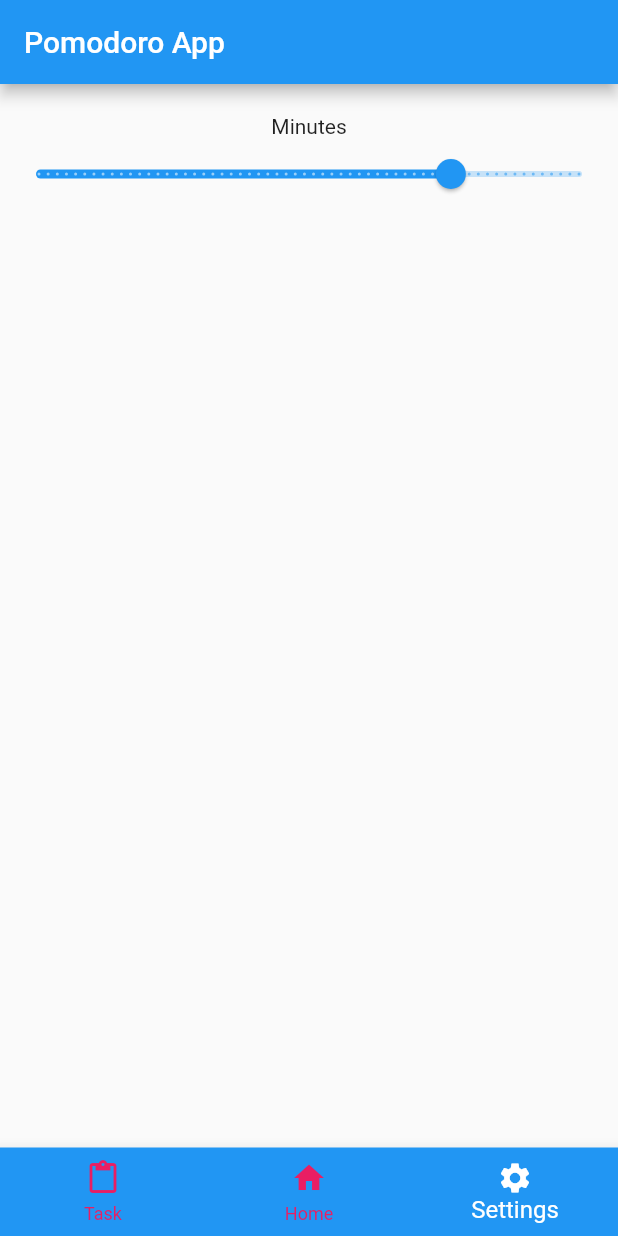
After one commit to himanshuchanchad/PomodoroApp, a Flutter app: the screen it shows after launch, item 3 of the bottom bar chosen, on a phone screen of 412 x 824 dp. The commit adds this screen. Run offline on Flutter 3.47's test engine with Material 2 defaults, Android fonts, the phone set to English and light mode, and no system bars.

Commit message:
added settings screen.

```diff
--- a/lib/main.dart
+++ b/lib/main.dart
@@ -2,6 +2,8 @@ import 'package:flutter/material.dart';
 import 'package:flutter/services.dart';
 
 import './screen/home_screen.dart';
+import './screen/settings.dart';
+import './screen/task_screeen.dart';
 
 void main() {
   runApp(MyApp());
@@ -14,6 +16,9 @@ class MyApp extends StatefulWidget {
 
 class _MyAppState extends State<MyApp> {
   int _selectedIndex = 1;
+  int minuteVal;
+  var screen = [TaskScreen(), HomeScreen(), Settings()];
+
   void _onItemTapped(int index) {
     setState(() {
       _selectedIndex = index;
@@ -22,14 +27,23 @@ class _MyAppState extends State<MyApp> {
 
   @override
   Widget build(BuildContext context) {
-     SystemChrome.setPreferredOrientations(
-    [DeviceOrientation.portraitUp, DeviceOrientation.portraitDown]);
+    SystemChrome.setPreferredOrientations(
+        [DeviceOrientation.portraitUp, DeviceOrientation.portraitDown]);
     return MaterialApp(
+      theme: ThemeData(
+        primarySwatch: Colors.blue,
+        primaryColor: Colors.blue,
+        accentColor: Colors.white,
+        primaryTextTheme: TextTheme(
+          headline6:
+              TextStyle(backgroundColor: Colors.blue, color: Colors.white),
+        ),
+      ),
       home: Scaffold(
         appBar: AppBar(
           title: Text("Pomodoro App"),
         ),
-        body: HomeScreen(),
+        body: screen[_selectedIndex],
         bottomNavigationBar: BottomNavigationBar(
           items: <BottomNavigationBarItem>[
             BottomNavigationBarItem(
--- /dev/null
+++ b/lib/screen/settings.dart
@@ -0,0 +1,46 @@
+import 'package:flutter/material.dart';
+
+class Settings extends StatefulWidget {
+  // int minuteVal;
+  @override
+  _SettingsState createState() => _SettingsState();
+
+  // Settings(this.minuteVal);
+}
+
+class _SettingsState extends State<Settings> {
+  int minuteValue = 45;
+  @override
+  Widget build(BuildContext context) {
+    return Container(
+      child: Column(
+        mainAxisAlignment: MainAxisAlignment.start,
+        children: <Widget>[
+          SizedBox(
+            height: 20,
+          ),
+          Container(
+            child: Text("Minutes"),
+          ),
+          Container(
+            child: Slider(
+              value: minuteValue.toDouble(),
+              min: 0,
+              max: 59,
+              onChanged: (double value) {
+                setState(() {
+                  this.minuteValue = value.toInt();
+                });
+              },
+              onChangeEnd: (value) {
+                print(value);
+              },
+              divisions: 59,
+              label: "$minuteValue",
+            ),
+          )
+        ],
+      ),
+    );
+  }
+}
```
Also changed, not shown: lib/screen/home_screen.dart (+57 -19 lines), lib/screen/task_screeen.dart (added, +10 -0 lines), lib/widgets/set_pomodoro_timer.dart (+8 -2 lines), 1 other file.
